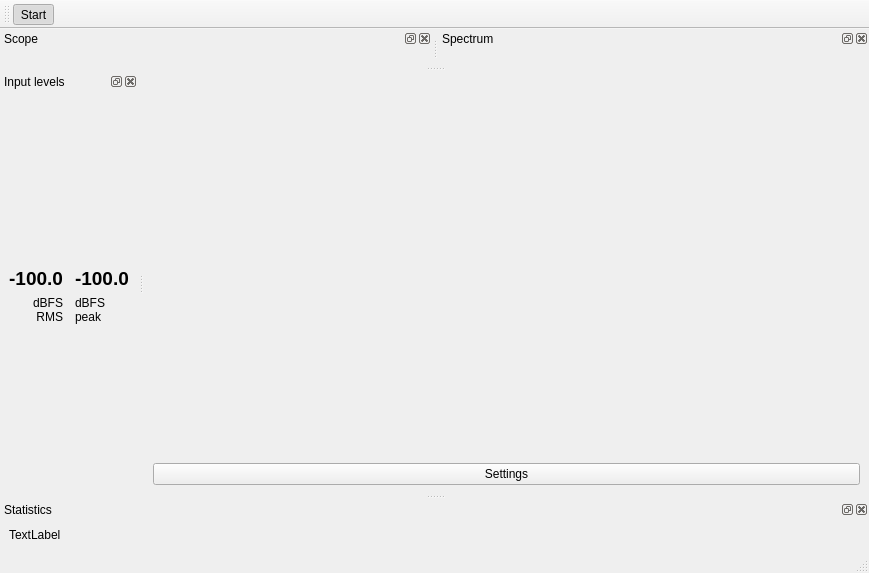
First picture: the form in friture.ui, repository tlecomte/friture, before the edit.
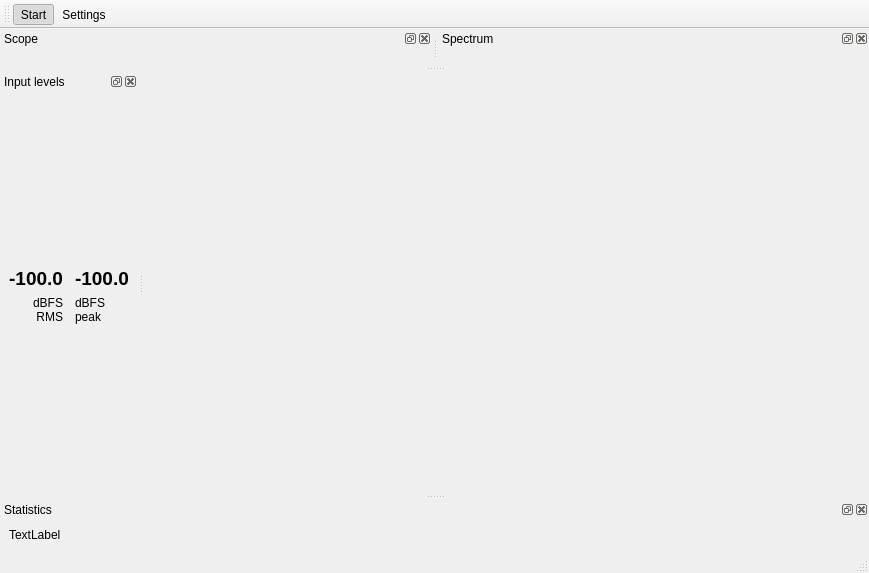
Second picture: the form after the edit. Icons and pictures are not drawn. Custom widgets are drawn as their Qt base class.

Commit message: Replace the settings button with an action in the toolbar.

Diff of the .ui file:
```diff
--- a/friture.ui
+++ b/friture.ui
@@ -20,13 +20,6 @@
       <layout class="QGridLayout" name="gridLayout"/>
      </widget>
     </item>
-    <item row="1" column="0" colspan="2">
-     <widget class="QPushButton" name="pushButton_settings">
-      <property name="text">
-       <string>Settings</string>
-      </property>
-     </widget>
-    </item>
    </layout>
   </widget>
   <widget class="QDockWidget" name="dockWidgetLevels">
@@ -160,6 +153,7 @@
     <bool>false</bool>
    </attribute>
    <addaction name="actionStart"/>
+   <addaction name="actionSettings"/>
   </widget>
   <widget class="QStatusBar" name="statusBar"/>
   <action name="actionStart">
@@ -184,6 +178,14 @@
     <string>Start/Stop</string>
    </property>
   </action>
+  <action name="actionSettings">
+   <property name="text">
+    <string>Settings</string>
+   </property>
+   <property name="toolTip">
+    <string>Display settings dialog</string>
+   </property>
+  </action>
  </widget>
  <customwidgets>
   <customwidget>
```
The commit also changes 2 other files.
